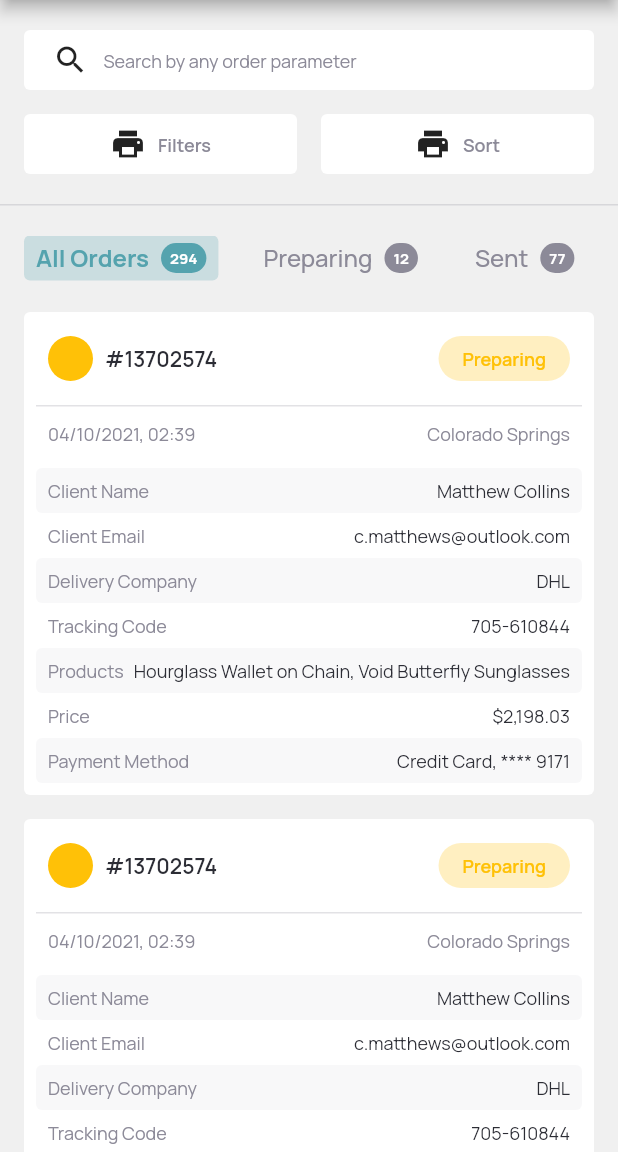
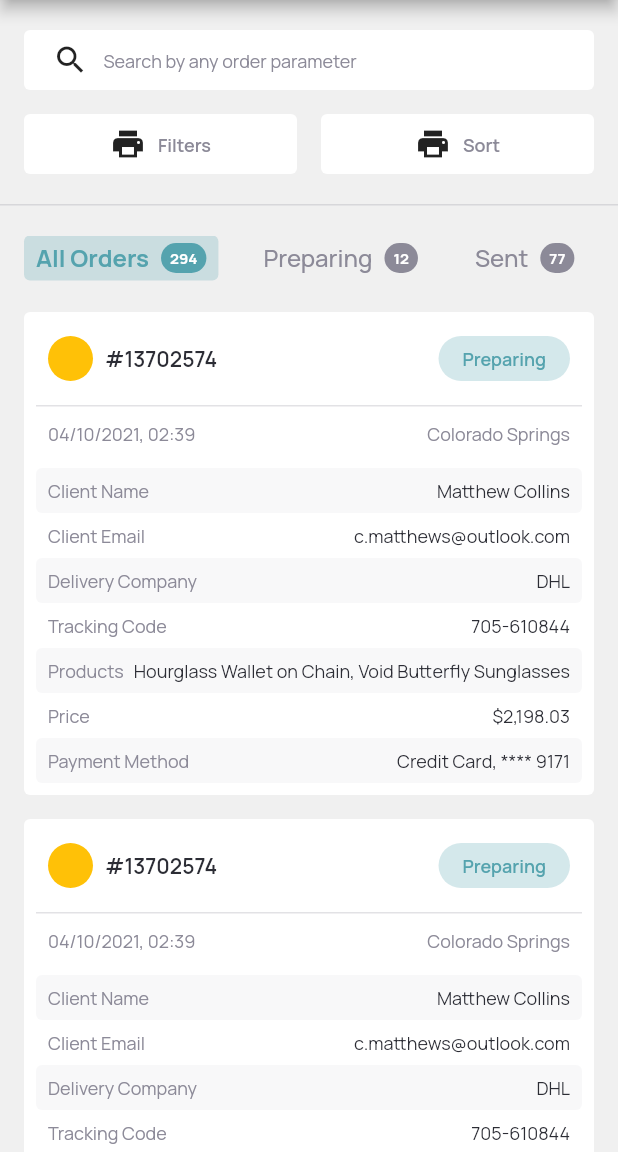
Before and after one commit to capicarbone/flutter_test, a Flutter app: the screen it shows after launch, on a phone screen of 412 x 824 dp, the part 84-1236 px from its top. Run offline on Flutter 3.47's test engine with Material 2 defaults, Android fonts, the phone set to English and light mode, and no system bars; our stand-ins replace google_fonts; missing offline and left inert: dart:html.

Commit message:
Added chip widget for order statuses.

```diff
--- a/lib/colors.dart
+++ b/lib/colors.dart
@@ -4,3 +4,8 @@ import 'dart:ui';
 
 const COLOR_MEDIUM_GRAY = Color.fromRGBO(140, 138, 152, 1);
 const COLOR_SUPER_DARK_BLUE = Color.fromRGBO(44, 45, 53, 1);
+const COLOR_ORANGE = Color.fromRGBO(255, 158, 14, 1);
+const COLOR_BLUE = Color.fromRGBO(111, 162, 207, 1);
+const COLOR_DARK_BLUE = Color.fromRGBO(70, 108, 162, 1);
+const COLOR_RED = Color.fromRGBO(255, 82, 70, 1);
+const COLOR_TURQUOISE = Color.fromRGBO(85, 163, 174, 1);
--- /dev/null
+++ b/lib/widgets/chip.dart
@@ -0,0 +1,28 @@
+
+import 'package:flutter/material.dart';
+
+class CustomChip extends StatelessWidget {
+  final String text;
+  final Color? color;
+  const CustomChip({Key? key, required this.text, this.color = null}) : super(key: key);
+
+  @override
+  Widget build(BuildContext context) {
+
+    final Color selectedColor = (color == null) ? Theme.of(context).accentColor : color!;
+    return Container(
+      height: 30,
+      padding: EdgeInsets.symmetric(horizontal: 16),
+      decoration: BoxDecoration(
+          color: selectedColor.withOpacity(0.25),
+          borderRadius: BorderRadius.circular(100)),
+      child: Center(
+        child: Text(
+          text,
+          style: TextStyle(
+              color: selectedColor, fontSize: 12, fontWeight: FontWeight.w600),
+        ),
+      ),
+    );
+  }
+}
--- a/lib/widgets/orders_table.dart
+++ b/lib/widgets/orders_table.dart
@@ -1,5 +1,6 @@
 import 'package:appevolve_test/adaptive.dart';
 import 'package:appevolve_test/colors.dart';
+import 'package:appevolve_test/widgets/chip.dart';
 import 'package:appevolve_test/widgets/helpers.dart';
 import 'package:flutter/material.dart';
 
@@ -274,9 +275,12 @@ class _OrderItem extends StatelessWidget {
             flex: proportions['distribution']!,
           ),
           Expanded(
-            child: _DataCell(
-              text: status,
-            ),
+            child: Container(child:
+              Row(
+                children: [
+                  _StatusBadge(status: status,),
+                ],
+              ),),
             flex: proportions['status']!,
           ),
           Expanded(
@@ -581,20 +585,7 @@ class _StatusBadge extends StatelessWidget {
 
   @override
   Widget build(BuildContext context) {
-    return Container(
-      height: 30,
-      padding: EdgeInsets.symmetric(horizontal: 16),
-      decoration: BoxDecoration(
-          color: Colors.amber.withOpacity(0.25),
-          borderRadius: BorderRadius.circular(100)),
-      child: Center(
-        child: Text(
-          status,
-          style: TextStyle(
-              color: Colors.amber, fontSize: 12, fontWeight: FontWeight.w600),
-        ),
-      ),
-    );
+    return CustomChip(text: status);
   }
 }
 
```
